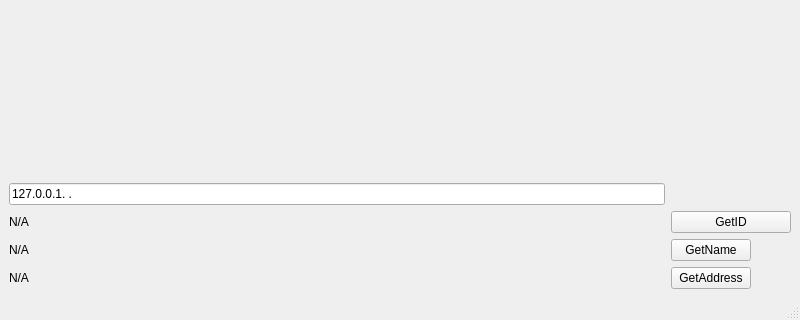
Qt form tcp_client/mainwindow.ui (Serjey2017/test_qt_tcp_comm) before a commit; both pictures show x 0 to 800 and y 280 to 600 of the 800 by 600 pixel window.
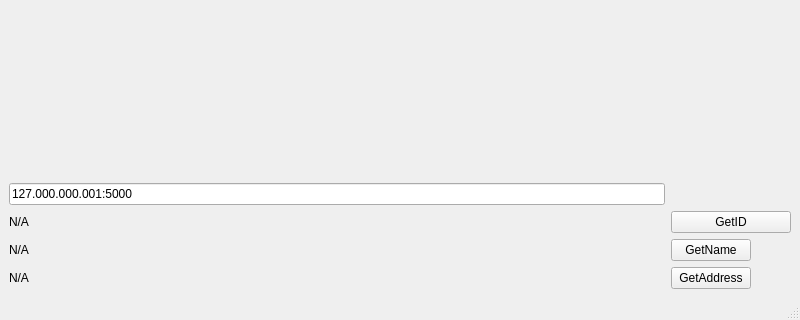
The same form after that commit.

What changed in the file:
```diff
--- a/tcp_client/mainwindow.ui
+++ b/tcp_client/mainwindow.ui
@@ -183,10 +183,10 @@
     <item row="1" column="0">
      <widget class="QLineEdit" name="lineEdit">
       <property name="inputMask">
-       <string>xxx.xxx.xxx.xxx</string>
+       <string>xxx.xxx.xxx.xxx:xxxx</string>
       </property>
       <property name="text">
-       <string>127.0.0.1.</string>
+       <string>127.000.000.001:5000</string>
       </property>
      </widget>
     </item>
```
